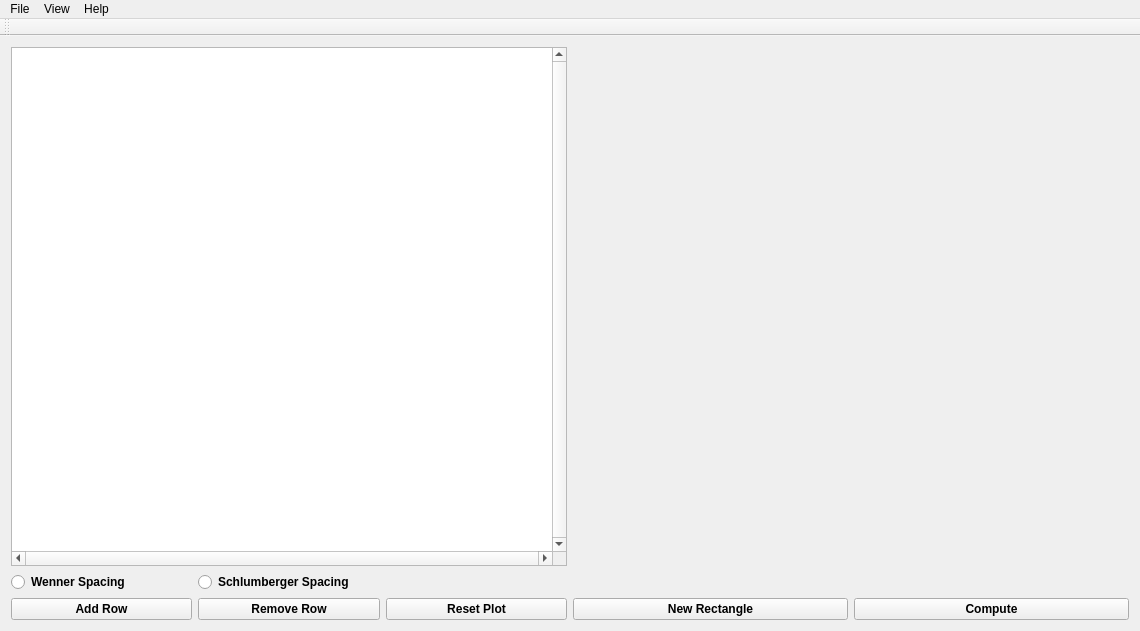
Old version of the form ves/templates/mainwindow.ui in the repository ajoros/ves_ajoros.
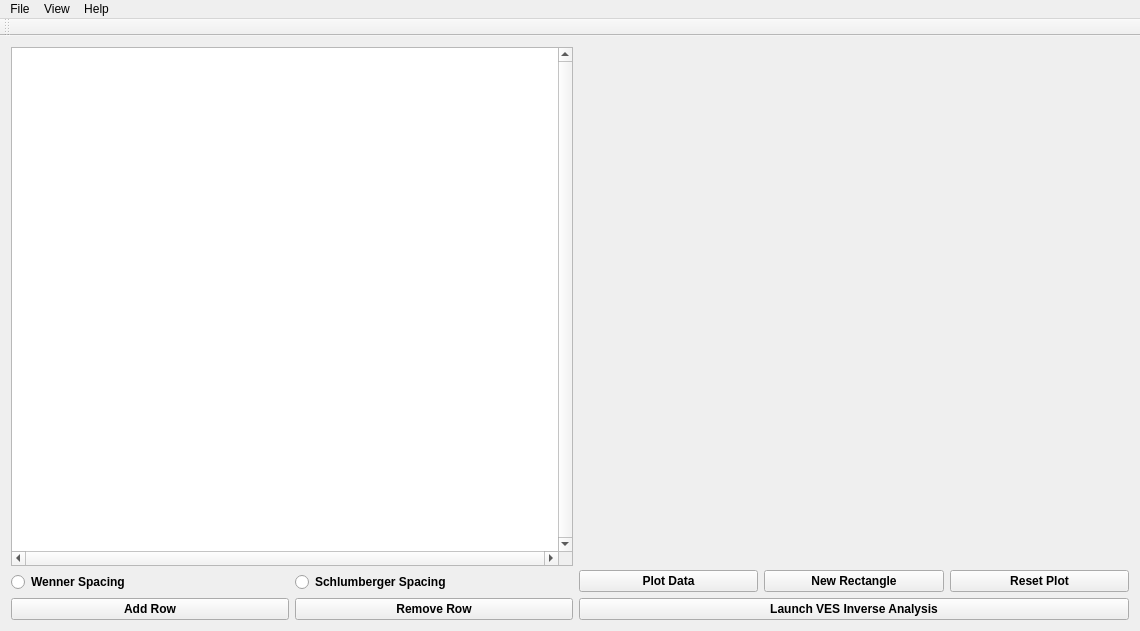
New version of the form.

Commit message: Rearrange buttons, add nonfunctional Inverse Analysis button

The edit to the form file:
```diff
--- a/ves/templates/mainwindow.ui
+++ b/ves/templates/mainwindow.ui
@@ -32,11 +32,11 @@
      <bold>true</bold>
     </font>
    </property>
+   <layout class="QGridLayout" name="gridLayout_4">
+    <item row="0" column="0">
    <layout class="QGridLayout" name="gridLayout_3">
     <item row="0" column="0">
-     <layout class="QGridLayout" name="gridLayout_2">
-      <item row="0" column="0">
-       <layout class="QVBoxLayout" name="verticalLayout_4">
+       <layout class="QVBoxLayout" name="verticalLayout">
         <item>
          <widget class="QTableView" name="tableViewWidget">
           <property name="enabled">
@@ -73,13 +73,23 @@
         </item>
         <item>
          <layout class="QGridLayout" name="gridLayout">
-          <item row="1" column="1">
-           <widget class="QPushButton" name="removeRowButton">
+          <item row="0" column="0">
+           <widget class="QRadioButton" name="wennerRadioButton">
             <property name="toolTip">
-             <string>Remove a row from the input table</string>
+             <string>Use the Wenner Spacing in calculating depth to water</string>
             </property>
             <property name="text">
-             <string>Remove Row</string>
+             <string>Wenner Spacing</string>
+            </property>
+           </widget>
+          </item>
+          <item row="0" column="1">
+           <widget class="QRadioButton" name="schlumbergerRadioButton">
+            <property name="toolTip">
+             <string>Use the Schlumberger Spacing in calculating depth to water</string>
+            </property>
+            <property name="text">
+             <string>Schlumberger Spacing</string>
             </property>
            </widget>
           </item>
@@ -93,7 +103,23 @@
             </property>
            </widget>
           </item>
-          <item row="1" column="2">
+          <item row="1" column="1">
+           <widget class="QPushButton" name="removeRowButton">
+            <property name="toolTip">
+             <string>Remove a row from the input table</string>
+            </property>
+            <property name="text">
+             <string>Remove Row</string>
+            </property>
+           </widget>
+          </item>
+         </layout>
+        </item>
+       </layout>
+      </item>
+      <item row="0" column="1">
+       <layout class="QGridLayout" name="gridLayout_2">
+        <item row="2" column="2">
            <widget class="QPushButton" name="plotButton">
             <property name="toolTip">
              <string>Plot the data from the input table</string>
@@ -103,33 +129,27 @@
             </property>
            </widget>
           </item>
-          <item row="0" column="1" colspan="2">
-           <widget class="QRadioButton" name="schlumbergerRadioButton">
+        <item row="2" column="1">
+         <widget class="QPushButton" name="newRectangleButton">
             <property name="toolTip">
-             <string>Use the Schlumberger Spacing in calculating depth to water</string>
+           <string>Freeze the current rectangle and add a new rectangle to the plot</string>
             </property>
             <property name="text">
-             <string>Schlumberger Spacing</string>
+           <string>New Rectangle</string>
             </property>
            </widget>
           </item>
-          <item row="0" column="0">
-           <widget class="QRadioButton" name="wennerRadioButton">
+        <item row="2" column="0">
+         <widget class="QPushButton" name="computeButton">
             <property name="toolTip">
-             <string>Use the Wenner Spacing in calculating depth to water</string>
+           <string>Plot the input table</string>
             </property>
             <property name="text">
-             <string>Wenner Spacing</string>
+           <string>Plot Data</string>
             </property>
            </widget>
           </item>
-         </layout>
-        </item>
-       </layout>
-      </item>
-      <item row="0" column="1">
-       <layout class="QVBoxLayout" name="verticalLayout_5">
-        <item>
+        <item row="0" column="0" colspan="3">
          <widget class="QWidget" name="figureViewWidget" native="true">
           <property name="sizePolicy">
            <sizepolicy hsizetype="Expanding" vsizetype="Expanding">
@@ -149,35 +169,21 @@
           <property name="toolTip">
            <string>Draw a rectangle on the plot using the mouse or trackpad</string>
           </property>
-          <property name="toolTipDuration" stdset="0">
+          <property name="toolTipDuration">
            <number>-1</number>
           </property>
           <layout class="QVBoxLayout" name="mplvl"/>
          </widget>
         </item>
-        <item>
-         <layout class="QHBoxLayout" name="horizontalLayout">
-          <item>
-           <widget class="QPushButton" name="newRectangleButton">
+        <item row="3" column="0" colspan="3">
+         <widget class="QPushButton" name="launchAnalysisButton">
             <property name="toolTip">
-             <string>Freeze the current rectangle and add a new rectangle to the plot</string>
+           <string>Launch the MonteCarlo VES inverse analysis once satisfied with current results</string>
             </property>
             <property name="text">
-             <string>New Rectangle</string>
-            </property>
-           </widget>
-          </item>
-          <item>
-           <widget class="QPushButton" name="computeButton">
-            <property name="toolTip">
-             <string>Compute depth to water!</string>
-            </property>
-            <property name="text">
-             <string>Compute</string>
-            </property>
-           </widget>
-          </item>
-         </layout>
+           <string>Launch VES Inverse Analysis</string>
+          </property>
+         </widget>
         </item>
        </layout>
       </item>
@@ -199,7 +205,7 @@
      <x>0</x>
      <y>0</y>
      <width>1140</width>
-     <height>25</height>
+     <height>22</height>
     </rect>
    </property>
    <widget class="QMenu" name="menuFile">
```
Lines whose indentation alone changed are shown as unchanged.
